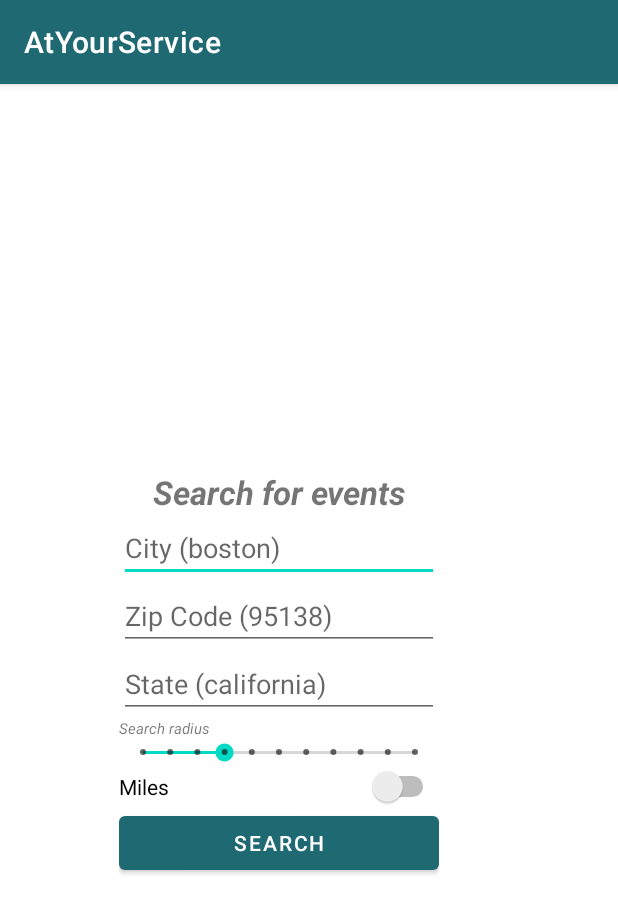
After one commit to purva-n/MAD_ProjectAssignment_Team16, an Android app: the EventSearchActivity screen opened directly, with no data from a screen before it, on a phone screen of 412 x 824 dp. The commit adds this screen. Shown: the top 913 px of the screen. Run offline under Robolectric (Android 15) with nearby library versions, the phone set to English and light mode, and no system bars.

Commit message:
Event Search Activity UI changes

```diff
--- a/AtYourService/app/src/main/AndroidManifest.xml
+++ b/AtYourService/app/src/main/AndroidManifest.xml
@@ -17,6 +17,9 @@
             android:name=".ActivityRecyclerView"
             android:exported="false" />
         <activity
+            android:name=".EventSearchActivity"
+            android:exported="false" />
+        <activity
             android:name=".MainActivity"
             android:exported="true" >
             <intent-filter>
--- /dev/null
+++ b/AtYourService/app/src/main/java/com/example/atyourservice/EventSearchActivity.java
@@ -0,0 +1,35 @@
+package com.example.atyourservice;
+
+import androidx.annotation.NonNull;
+import androidx.annotation.Nullable;
+import androidx.appcompat.app.AppCompatActivity;
+import androidx.recyclerview.widget.RecyclerView;
+
+import android.os.Bundle;
+import android.view.View;
+import android.widget.Button;
+import android.widget.EditText;
+
+import com.example.atyourservice.api.response.pojo.Embedded;
+
+public class EventSearchActivity extends AppCompatActivity {
+
+    String city, state, zip;
+
+    EditText cityInput, stateInput, zipInput;
+    Button searchBut;
+
+    @Override
+    protected void onCreate(Bundle savedInstanceState) {
+        super.onCreate(savedInstanceState);
+        setContentView(R.layout.activity_event_search);
+
+        cityInput = (EditText) findViewById(R.id.cityInput);
+        stateInput = (EditText) findViewById(R.id.stateInput);
+        zipInput = (EditText) findViewById(R.id.zipCodeInput);
+
+        final Embedded embedded = new Embedded();
+
+        searchBut = (Button) findViewById(R.id.searchButton);
+    }
+}
--- a/AtYourService/app/src/main/java/com/example/atyourservice/MainActivity.java
+++ b/AtYourService/app/src/main/java/com/example/atyourservice/MainActivity.java
@@ -15,7 +15,7 @@ public class MainActivity extends AppCompatActivity {
     }
 
     public void onClick(View view) {
-        Intent intent = new Intent(MainActivity.this,ActivityRecyclerView.class);
+        Intent intent = new Intent(this, EventSearchActivity.class);
         startActivity(intent);
     }
 }
--- /dev/null
+++ b/AtYourService/app/src/main/res/layout/activity_event_search.xml
@@ -0,0 +1,92 @@
+<?xml version="1.0" encoding="utf-8"?>
+<androidx.constraintlayout.widget.ConstraintLayout xmlns:android="http://schemas.android.com/apk/res/android"
+    xmlns:app="http://schemas.android.com/apk/res-auto"
+    xmlns:tools="http://schemas.android.com/tools"
+    android:layout_width="match_parent"
+    android:layout_height="match_parent"
+    tools:context=".EventSearchActivity">
+
+    <LinearLayout
+        android:id="@+id/linearLayout"
+        android:layout_width="wrap_content"
+        android:layout_height="wrap_content"
+        android:layout_alignParentTop="true"
+        android:layout_centerHorizontal="true"
+        android:orientation="vertical"
+        app:layout_constraintBottom_toBottomOf="parent"
+        app:layout_constraintEnd_toEndOf="parent"
+        app:layout_constraintHorizontal_bias="0.4"
+        app:layout_constraintStart_toStartOf="parent"
+        app:layout_constraintTop_toTopOf="parent"
+        app:layout_constraintVertical_bias="0.498">
+
+        <TextView
+            android:id="@+id/textView"
+            android:layout_width="match_parent"
+            android:layout_height="wrap_content"
+            android:layout_below="@+id/linearLayout"
+            android:layout_centerHorizontal="true"
+            android:layout_marginTop="21dp"
+            android:text="Search for events"
+            android:textAlignment="center"
+            android:textStyle="bold|italic"
+            android:textSize="22sp" />
+
+        <EditText
+            android:id="@+id/cityInput"
+            android:layout_width="match_parent"
+            android:layout_height="wrap_content"
+            android:ems="10"
+            android:hint="City (boston)"
+            android:inputType="textPostalAddress" />
+
+        <EditText
+            android:id="@+id/zipCodeInput"
+            android:layout_width="match_parent"
+            android:layout_height="wrap_content"
+            android:ems="10"
+            android:hint="Zip Code (95138)"
+            android:inputType="number" />
+
+        <EditText
+            android:id="@+id/stateInput"
+            android:layout_width="match_parent"
+            android:layout_height="wrap_content"
+            android:layout_below="@+id/linearLayout"
+            android:layout_centerHorizontal="true"
+            android:ems="10"
+            android:hint="State (california)"
+            android:inputType="textPostalAddress" />
+
+        <TextView
+            android:id="@+id/searchradius"
+            android:layout_width="match_parent"
+            android:layout_height="wrap_content"
+            android:text="Search radius"
+            android:textSize="10sp"
+            android:textStyle="italic"/>
+
+        <SeekBar
+            android:id="@+id/seekBar_radius_distance"
+            style="@style/Widget.AppCompat.SeekBar.Discrete"
+            android:layout_width="match_parent"
+            android:layout_height="wrap_content"
+            android:max="10"
+            android:progress="3" />
+
+        <Switch
+            android:id="@+id/uom"
+            android:layout_width="match_parent"
+            android:layout_height="wrap_content"
+            android:text="Miles"
+            tools:ignore="UseSwitchCompatOrMaterialXml" />
+
+        <Button
+            android:id="@+id/searchButton"
+            android:layout_width="match_parent"
+            android:layout_height="wrap_content"
+            android:text="Search" />
+
+    </LinearLayout>
+
+</androidx.constraintlayout.widget.ConstraintLayout>
```
